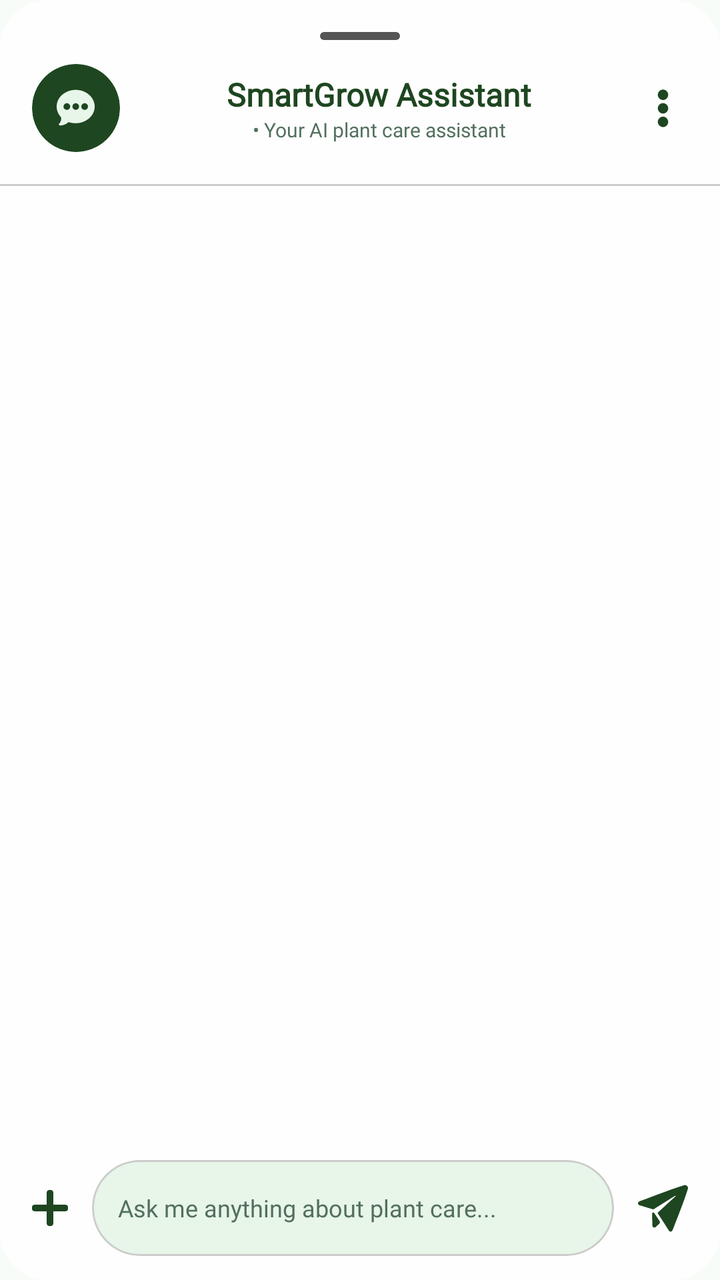
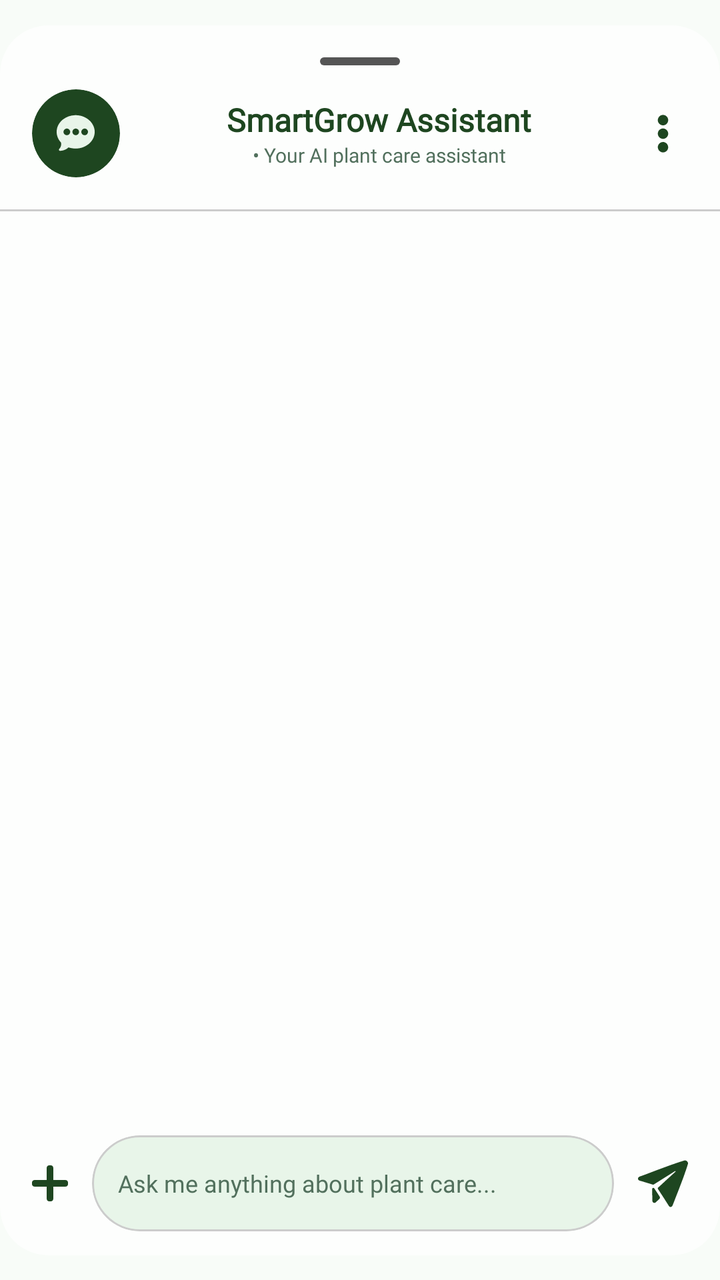

Screens rendered from an Android XML layout before and after an edit, with the pre-edit source and the edit as a unified diff.
<!-- AndroidManifest.xml: application theme Theme.SmartGrow -->
<!-- res/layout/dialog_chat_assistant.xml -->
<?xml version="1.0" encoding="utf-8"?>
<androidx.constraintlayout.widget.ConstraintLayout
    xmlns:android="http://schemas.android.com/apk/res/android"
    xmlns:app="http://schemas.android.com/apk/res-auto"
    xmlns:tools="http://schemas.android.com/tools"
    android:layout_width="match_parent"
    android:layout_height="wrap_content"
    android:background="@color/profile_card_bg">

    <com.google.android.material.card.MaterialCardView
        android:layout_width="match_parent"
        android:layout_height="wrap_content"
        android:maxHeight="600dp"
        app:cardCornerRadius="24dp"
        app:cardElevation="0dp"
        app:cardBackgroundColor="@color/profile_card_bg"
        app:strokeWidth="0dp"
        app:layout_constraintTop_toTopOf="parent"
        app:layout_constraintBottom_toBottomOf="parent">

        <androidx.constraintlayout.widget.ConstraintLayout
            android:layout_width="match_parent"
            android:layout_height="wrap_content">

            <androidx.constraintlayout.widget.ConstraintLayout
                android:id="@+id/layout_chat_header"
                android:layout_width="match_parent"
                android:layout_height="wrap_content"
                android:padding="16dp"
                app:layout_constraintTop_toTopOf="parent">

                <View
                    android:id="@+id/view_drag_handle"
                    android:layout_width="40dp"
                    android:layout_height="4dp"
                    android:background="@drawable/bg_drag_handle"
                    app:layout_constraintTop_toTopOf="parent"
                    app:layout_constraintStart_toStartOf="parent"
                    app:layout_constraintEnd_toEndOf="parent"/>

                <com.google.android.material.card.MaterialCardView
                    android:id="@+id/card_chat_icon"
                    android:layout_width="44dp"
                    android:layout_height="44dp"
                    android:layout_marginTop="12dp"
                    app:cardCornerRadius="22dp"
                    app:cardBackgroundColor="@color/profile_title_color"
                    app:strokeWidth="0dp"
                    app:layout_constraintTop_toBottomOf="@id/view_drag_handle"
                    app:layout_constraintStart_toStartOf="parent">
                    <ImageView
                        android:layout_width="19dp"
                        android:layout_height="19dp"
                        android:src="@drawable/ic_chat"
                        android:layout_gravity="center"
                        app:tint="@color/app_background"
                        android:contentDescription="Chat icon"/>
                </com.google.android.material.card.MaterialCardView>

                
                <LinearLayout
                    android:layout_width="0dp"
                    android:layout_height="wrap_content"
                    android:orientation="vertical"
                    android:gravity="center_horizontal"
                    app:layout_constraintTop_toTopOf="@id/card_chat_icon"
                    app:layout_constraintBottom_toBottomOf="@id/card_chat_icon"
                    app:layout_constraintStart_toEndOf="@id/card_chat_icon"
                    app:layout_constraintEnd_toStartOf="@id/ib_chat_menu"
                    app:layout_constraintHorizontal_bias="0.5">

                    <TextView
                        android:layout_width="wrap_content"
                        android:layout_height="wrap_content"
                        android:text="SmartGrow Assistant"
                        android:textColor="@color/profile_title_color"
                        android:textSize="16sp"
                        android:textStyle="bold"
                        android:fontFamily="@font/inter_extrabold"
                        android:gravity="center"/>

                    <TextView
                        android:id="@+id/tv_assistant_status"
                        android:layout_width="wrap_content"
                        android:layout_height="wrap_content"
                        android:text="• Your AI plant care assistant"
                        android:textColor="@color/text_secondary"
                        android:textSize="10sp"
                        android:fontFamily="@font/inter_semibold"
                        android:gravity="center"/>
                </LinearLayout>

                <ImageView
                    android:id="@+id/ib_chat_menu"
                    android:layout_width="25dp"
                    android:layout_height="25dp"
                    android:background="?attr/selectableItemBackgroundBorderless"
                    android:src="@drawable/ic_more_vert"
                    app:tint="@color/profile_title_color"
                    app:layout_constraintTop_toTopOf="@id/card_chat_icon"
                    app:layout_constraintBottom_toBottomOf="@id/card_chat_icon"
                    app:layout_constraintEnd_toEndOf="parent"
                    android:contentDescription="Menu"/>

            </androidx.constraintlayout.widget.ConstraintLayout>

            <View
                android:id="@+id/header_divider"
                android:layout_width="match_parent"
                android:layout_height="1dp"
                android:background="@color/divider"
                app:layout_constraintTop_toBottomOf="@id/layout_chat_header"/>

            

            <androidx.recyclerview.widget.RecyclerView
                android:id="@+id/rv_chat_messages_list"
                android:layout_width="match_parent"
                android:layout_height="600dp"
                android:clipToPadding="false"
                android:padding="16dp"
                android:overScrollMode="never"
                app:layout_constraintBottom_toTopOf="@id/layout_image_preview_container"
                app:layout_constraintTop_toBottomOf="@id/header_divider" />

            
            <androidx.constraintlayout.widget.ConstraintLayout
                android:id="@+id/layout_image_preview_container"
                android:layout_width="match_parent"
                android:layout_height="wrap_content"
                android:paddingHorizontal="16dp"
                android:paddingTop="8dp"
                android:visibility="gone"
                app:layout_constraintBottom_toTopOf="@id/layout_input_bar">

                <com.google.android.material.card.MaterialCardView
                    android:id="@+id/card_preview_image"
                    android:layout_width="72dp"
                    android:layout_height="72dp"
                    app:cardCornerRadius="12dp"
                    app:strokeWidth="1dp"
                    app:strokeColor="@color/divider"
                    app:cardBackgroundColor="@color/profile_card_bg"
                    app:layout_constraintStart_toStartOf="parent"
                    app:layout_constraintTop_toTopOf="parent"
                    app:layout_constraintBottom_toBottomOf="parent">

                    <ImageView
                        android:id="@+id/iv_preview_selected_image"
                        android:layout_width="match_parent"
                        android:layout_height="match_parent"
                        android:scaleType="centerCrop"
                        android:contentDescription="Selected image preview"/>
                </com.google.android.material.card.MaterialCardView>

                <ImageView
                    android:id="@+id/ib_remove_preview_image"
                    android:layout_width="24dp"
                    android:layout_height="24dp"
                    android:src="@drawable/ic_tips_x"
                    android:backgroundTint="@color/text_secondary"
                    app:layout_constraintTop_toTopOf="@id/card_preview_image"
                    app:layout_constraintEnd_toEndOf="@id/card_preview_image"
                    android:contentDescription="Remove image"/>
            </androidx.constraintlayout.widget.ConstraintLayout>

            
            <androidx.constraintlayout.widget.ConstraintLayout
                android:id="@+id/layout_input_bar"
                android:layout_width="match_parent"
                android:layout_height="wrap_content"
                android:paddingHorizontal="16dp"
                android:paddingVertical="12dp"
                app:layout_constraintBottom_toBottomOf="parent">

                
                <ImageView
                    android:id="@+id/ib_chat_attach"
                    android:layout_width="18dp"
                    android:layout_height="18dp"
                    android:background="?attr/selectableItemBackgroundBorderless"
                    android:contentDescription="Attach Media or Image Source"
                    android:src="@drawable/ic_plus"
                    app:layout_constraintBottom_toBottomOf="parent"
                    app:layout_constraintStart_toStartOf="parent"
                    app:layout_constraintTop_toTopOf="parent"
                    app:tint="@color/profile_title_color" />

                
                <com.google.android.material.card.MaterialCardView
                    android:layout_width="0dp"
                    android:layout_height="48dp"
                    android:layout_marginStart="12dp"
                    android:layout_marginEnd="12dp"
                    app:cardCornerRadius="24dp"
                    app:cardBackgroundColor="@color/app_background"
                    app:strokeWidth="1dp"
                    app:strokeColor="@color/divider"
                    app:cardElevation="0dp"
                    app:layout_constraintTop_toTopOf="parent"
                    app:layout_constraintBottom_toBottomOf="parent"
                    app:layout_constraintStart_toEndOf="@id/ib_chat_attach"
                    app:layout_constraintEnd_toStartOf="@id/ib_send_message">

                    <EditText
                        android:id="@+id/et_chat_input"
                        android:layout_width="match_parent"
                        android:layout_height="match_parent"
                        android:hint="Ask me anything about plant care..."
                        android:textColorHint="@color/text_secondary"
                        android:textColor="@color/profile_title_color"
                        android:textSize="12sp"
                        android:fontFamily="@font/inter_semibold"
                        android:background="@android:color/transparent"
                        android:paddingHorizontal="13dp"
                        android:inputType="textCapSentences"
                        android:maxLines="3"
                        android:importantForAutofill="no"/>
                </com.google.android.material.card.MaterialCardView>

                
                <ImageButton
                    android:id="@+id/ib_send_message"
                    android:layout_width="25dp"
                    android:layout_height="25dp"
                    android:background="?attr/selectableItemBackgroundBorderless"
                    android:src="@drawable/ic_send"
                    android:scaleType="centerInside"
                    app:tint="@color/profile_title_color"
                    app:layout_constraintTop_toTopOf="parent"
                    app:layout_constraintBottom_toBottomOf="parent"
                    app:layout_constraintEnd_toEndOf="parent"
                    android:contentDescription="Send message"/>

            </androidx.constraintlayout.widget.ConstraintLayout>

        </androidx.constraintlayout.widget.ConstraintLayout>
    </com.google.android.material.card.MaterialCardView>
</androidx.constraintlayout.widget.ConstraintLayout>
<!-- resources referenced by this layout -->
<resources>
  <color name="app_background">#E8F5E9</color>
  <color name="divider">#CCCCCC</color>
  <color name="profile_card_bg">#B3FFFFFF</color>
  <color name="profile_title_color">#1e4620</color>
  <color name="text_secondary">#52705D</color>
  <!-- drawable bg_drag_handle (drawable) -->
  <?xml version="1.0" encoding="utf-8"?>
  <shape xmlns:android="http://schemas.android.com/apk/res/android">
      <solid android:color="#555555" />
      <corners android:radius="2dp" />
  </shape>
  <!-- drawable ic_chat: vector/xml drawable (drawable, 3446 chars, omitted) -->
  <!-- drawable ic_more_vert (drawable) -->
  <vector xmlns:android="http://schemas.android.com/apk/res/android"
      android:width="512dp"
      android:height="512dp"
      android:viewportWidth="512"
      android:viewportHeight="512">
    <path
        android:pathData="M250.42,64.23C257.69,63.38 265.65,64.26 272.5,66.69C288.64,72.41 301.57,84.66 306.85,101.18C316.38,130.93 296.56,164.97 265.35,169.86C257.38,171.11 248.63,171.04 240.93,168.46C224.21,162.86 210.64,150.62 205.15,133.54C194.87,101.56 217.64,68.06 250.42,64.23ZM249.02,203.11C257.05,202.2 265.83,202.71 273.38,205.66C289.3,211.88 301.11,223.32 306.79,239.63C317.58,270.64 294.94,304.4 263.3,308.84C256.17,309.85 248.82,309.15 241.92,307.3C196.12,295.02 188.3,229.98 231.46,208.76C236.99,206.04 242.82,203.81 249.02,203.11ZM252.3,341.53C259.77,340.9 267.61,342.03 274.58,344.75C317.02,361.36 321.92,421.36 280.13,442.15C274.23,445.08 267.75,447.22 261.14,447.81C253.97,448.44 246.26,447.76 239.5,445.3C195.73,429.42 189.22,370.94 230.66,347.79C237.31,344.08 244.72,342.16 252.3,341.53Z"
        android:strokeLineJoin="round"
        android:strokeWidth="0.25"
        android:fillColor="#000000"
        android:fillType="evenOdd"
        android:strokeColor="#000000"/>
  </vector>
  <!-- drawable ic_plus: vector/xml drawable (drawable, 2513 chars, omitted) -->
  <!-- drawable ic_send: vector/xml drawable (drawable, 2553 chars, omitted) -->
  <!-- drawable ic_tips_x: vector/xml drawable (drawable, 4029 chars, omitted) -->
  <style name="Theme.SmartGrow" parent="Base.Theme.SmartGrow" />
  <style name="Base.Theme.SmartGrow" parent="Theme.Material3.DayNight.NoActionBar">
          <item name="android:windowBackground">@color/app_background</item>
          <item name="android:windowDisablePreview">true</item>
  
          
          <item name="android:statusBarColor">@color/app_background</item>
          <item name="android:windowLightStatusBar">true</item>
  
          
          <item name="android:navigationBarColor">@color/app_background</item>
          <item name="android:windowLightNavigationBar" tools:targetApi="o_mr1">true</item>
  
          <item name="android:windowDrawsSystemBarBackgrounds">true</item>
          <item name="android:windowTranslucentStatus">false</item>
          <item name="android:windowTranslucentNavigation">false</item>
      </style>
</resources>

<!-- the commit's change to res/layout/dialog_chat_assistant.xml (unified diff, before → after) -->
@@ -116,7 +116,7 @@
             <androidx.recyclerview.widget.RecyclerView
                 android:id="@+id/rv_chat_messages_list"
                 android:layout_width="match_parent"
-                android:layout_height="600dp"
+                android:layout_height="450dp"
                 android:clipToPadding="false"
                 android:padding="16dp"
                 android:overScrollMode="never"
